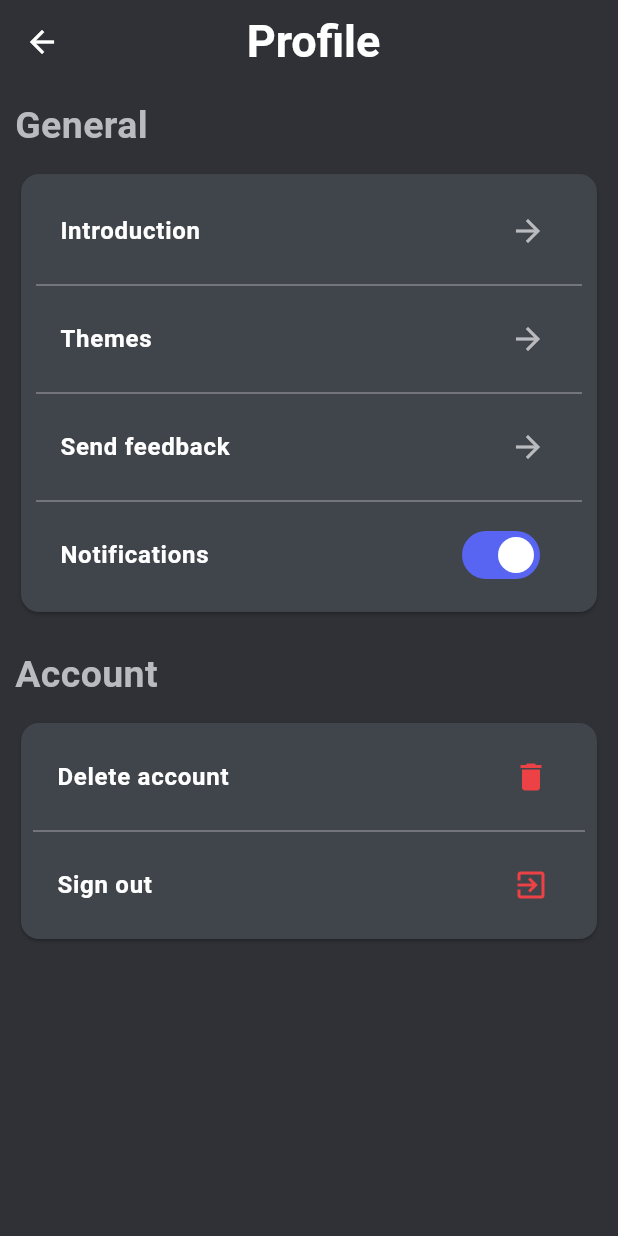
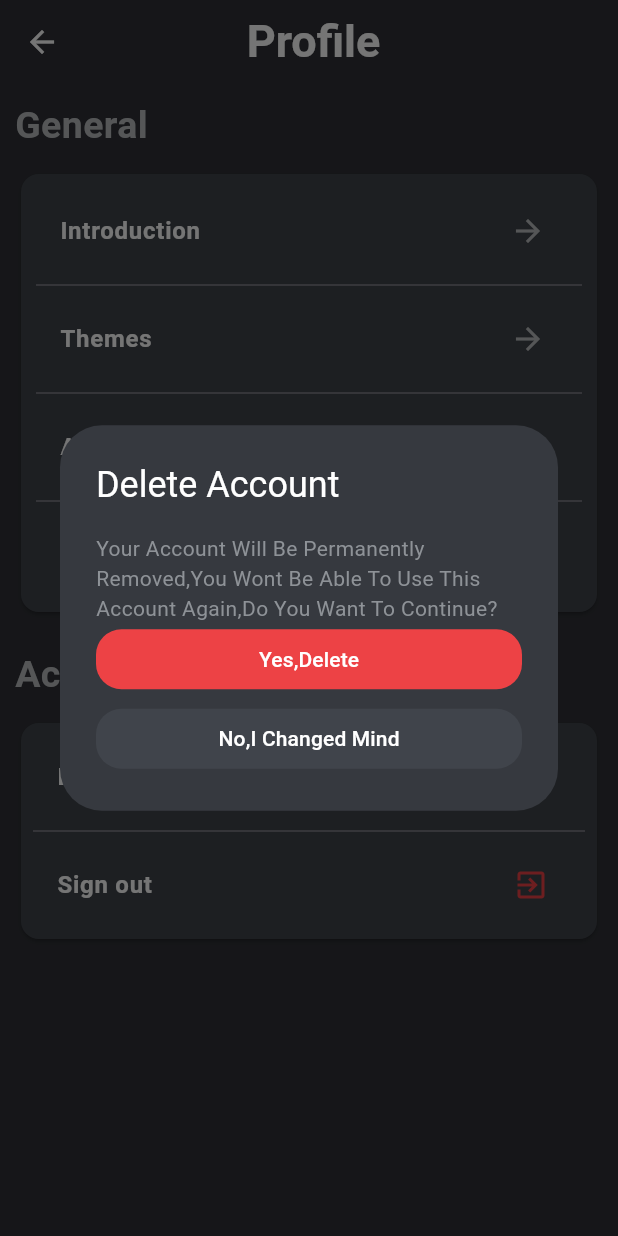
Before and after one commit to Raseelp/glint, a Flutter app: the Appsettings screen opened directly, after a tap on "Delete account", on a phone screen of 412 x 824 dp. Run offline on Flutter 3.47's test engine with Material 3 defaults, Android fonts, the phone set to English and light mode, and no system bars; our stand-ins replace awesome_snackbar_content, cached_network_image, cloud_firestore, country_picker, firebase_auth, firebase_core and 9 more; accounts and stored records are empty.

Commit message:
Designed Delete and Logout Account diolog boxes

```diff
--- a/lib/pages/SettingsPages/appSettings.dart
+++ b/lib/pages/SettingsPages/appSettings.dart
@@ -93,7 +93,7 @@ class _AppsettingsState extends State<Appsettings> {
                     ),
                     ListTile(
                       title: const Text(
-                        'Send feedback',
+                        'About Us',
                         style: TextStyle(
                             color: AppColors.whiteText,
                             fontWeight: FontWeight.bold),
@@ -163,7 +163,7 @@ class _AppsettingsState extends State<Appsettings> {
                         color: AppColors.notificationRed,
                       ),
                       onTap: () {
-                        // Handle delete account
+                        showDeleteDiologe();
                       },
                     ),
                     const Divider(
@@ -181,7 +181,7 @@ class _AppsettingsState extends State<Appsettings> {
                         color: AppColors.notificationRed,
                       ),
                       onTap: () {
-                        // Handle sign out
+                        showLogoutDiologe();
                       },
                     ),
                   ],
@@ -193,4 +193,139 @@ class _AppsettingsState extends State<Appsettings> {
       ),
     );
   }
+
+  void showDeleteDiologe() {
+    showDialog(
+      context: context,
+      builder: (BuildContext context) {
+        return AlertDialog(
+          backgroundColor: AppColors.darkBackground,
+          title: const Text(
+            "Delete Account",
+            style: TextStyle(color: AppColors.whiteText),
+          ),
+          content: Column(
+            mainAxisSize: MainAxisSize.min,
+            children: [
+              const Text(
+                'Your Account Will Be Permanently Removed,You Wont Be Able To Use This Account Again,Do You Want To Continue?',
+                style: TextStyle(
+                  color: AppColors.darkGrayText,
+                ),
+              ),
+              ElevatedButton(
+                style: ElevatedButton.styleFrom(
+                  shape: RoundedRectangleBorder(
+                      borderRadius: BorderRadius.circular(17)),
+                  backgroundColor: AppColors.notificationRed,
+                  elevation: 0,
+                ),
+                onPressed: () {},
+                child: const SizedBox(
+                  width: double.infinity,
+                  height: 40,
+                  child: Center(
+                    child: Text(
+                      'Yes,Delete',
+                      style: TextStyle(color: AppColors.whiteText),
+                    ),
+                  ),
+                ),
+              ),
+              const SizedBox(
+                height: 5,
+              ),
+              ElevatedButton(
+                  style: ElevatedButton.styleFrom(
+                      shape: RoundedRectangleBorder(
+                          borderRadius: BorderRadius.circular(17)),
+                      backgroundColor: AppColors.lightGray,
+                      elevation: 0),
+                  onPressed: () {
+                    Navigator.pop(context);
+                  },
+                  child: const SizedBox(
+                    width: double.infinity,
+                    height: 40,
+                    child: Center(
+                      child: Text(
+                        'No,I Changed Mind',
+                        style: TextStyle(color: AppColors.whiteText),
+                      ),
+                    ),
+                  ))
+            ],
+          ),
+        );
+      },
+    );
+  }
+
+  void showLogoutDiologe() {
+    showDialog(
+      context: context,
+      builder: (BuildContext context) {
+        return AlertDialog(
+          backgroundColor: AppColors.darkBackground,
+          title: const Text(
+            "Logout",
+            style: TextStyle(color: AppColors.whiteText),
+          ),
+          content: Column(
+            mainAxisSize: MainAxisSize.min,
+            children: [
+              const Text(
+                'Are You Sure You Want To Loguot',
+                textAlign: TextAlign.start,
+                style: TextStyle(
+                  color: AppColors.darkGrayText,
+                ),
+              ),
+              ElevatedButton(
+                style: ElevatedButton.styleFrom(
+                  shape: RoundedRectangleBorder(
+                      borderRadius: BorderRadius.circular(17)),
+                  backgroundColor: AppColors.notificationRed,
+                  elevation: 0,
+                ),
+                onPressed: () {},
+                child: const SizedBox(
+                  width: double.infinity,
+                  height: 40,
+                  child: Center(
+                    child: Text(
+                      'Logout',
+                      style: TextStyle(color: AppColors.whiteText),
+                    ),
+                  ),
+                ),
+              ),
+              const SizedBox(
+                height: 5,
+              ),
+              ElevatedButton(
+                  style: ElevatedButton.styleFrom(
+                      shape: RoundedRectangleBorder(
+                          borderRadius: BorderRadius.circular(17)),
+                      backgroundColor: AppColors.lightGray,
+                      elevation: 0),
+                  onPressed: () {
+                    Navigator.pop(context);
+                  },
+                  child: const SizedBox(
+                    width: double.infinity,
+                    height: 40,
+                    child: Center(
+                      child: Text(
+                        'Cancel',
+                        style: TextStyle(color: AppColors.whiteText),
+                      ),
+                    ),
+                  ))
+            ],
+          ),
+        );
+      },
+    );
+  }
 }
```
